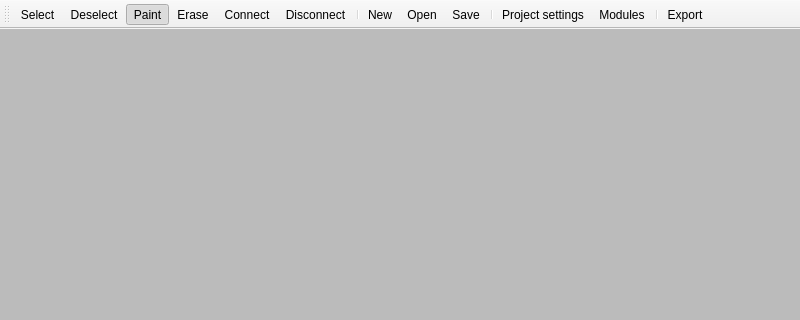
First picture: the form in src/mainwindow.ui, repository Nico-Duduf/Dumodraw, before the edit; both pictures show x 0 to 800 and y 0 to 320 of the 800 by 600 pixel window.
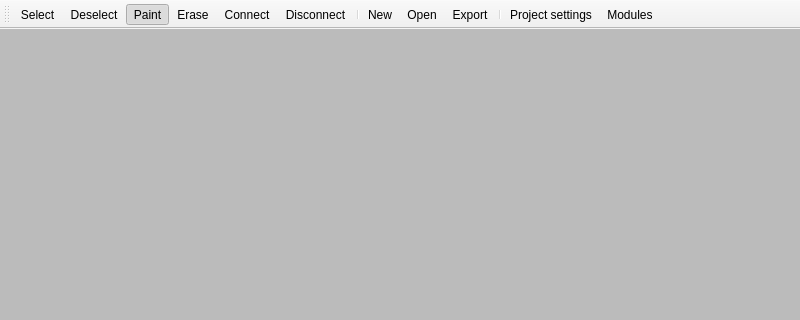
Second picture: the form after the edit.

Diff of the .ui file:
```diff
--- a/src/mainwindow.ui
+++ b/src/mainwindow.ui
@@ -37,12 +37,10 @@
    <addaction name="separator"/>
    <addaction name="actionNew"/>
    <addaction name="actionOpen"/>
-   <addaction name="actionSave"/>
+   <addaction name="actionExport"/>
    <addaction name="separator"/>
    <addaction name="actionProject_settings"/>
    <addaction name="actionModules"/>
-   <addaction name="separator"/>
-   <addaction name="actionExport"/>
   </widget>
   <action name="actionPaint">
    <property name="checkable">
```
Left out of the diff: 17 changed lines with no effect on the pictures.
